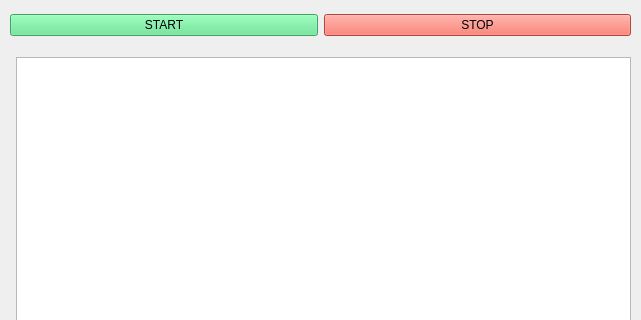
Above: server/mainwindow.ui from VladZg/Network_Battleship_2vs1 before the change; both pictures show x 0 to 641 and y 0 to 320 of the 641 by 639 pixel window. Below: the same form after it.
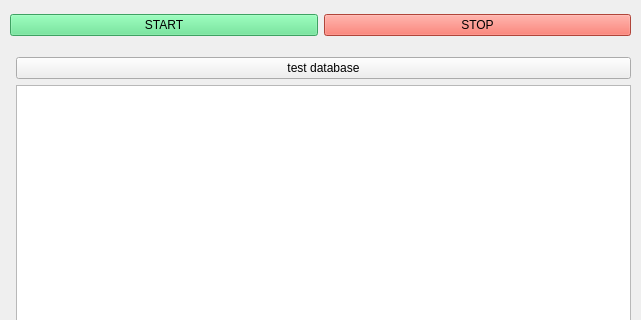
That is the form after the change.

Commit message: adde functions of working with table Fields of databse in DBController class

The edit to the form file:
```diff
--- a/server/mainwindow.ui
+++ b/server/mainwindow.ui
@@ -60,7 +60,7 @@
      </rect>
     </property>
     <layout class="QFormLayout" name="formLayout">
-     <item row="0" column="1">
+     <item row="1" column="1">
       <widget class="QTextBrowser" name="textBrowser">
        <property name="font">
         <font>
@@ -74,6 +74,13 @@
        </property>
       </widget>
      </item>
+     <item row="0" column="1">
+      <widget class="QPushButton" name="testDatabaseButton">
+       <property name="text">
+        <string>test database</string>
+       </property>
+      </widget>
+     </item>
     </layout>
    </widget>
   </widget>
```
Left out of the diff: 2 changed lines with no effect on the pictures. The commit also changes 10 other files.
